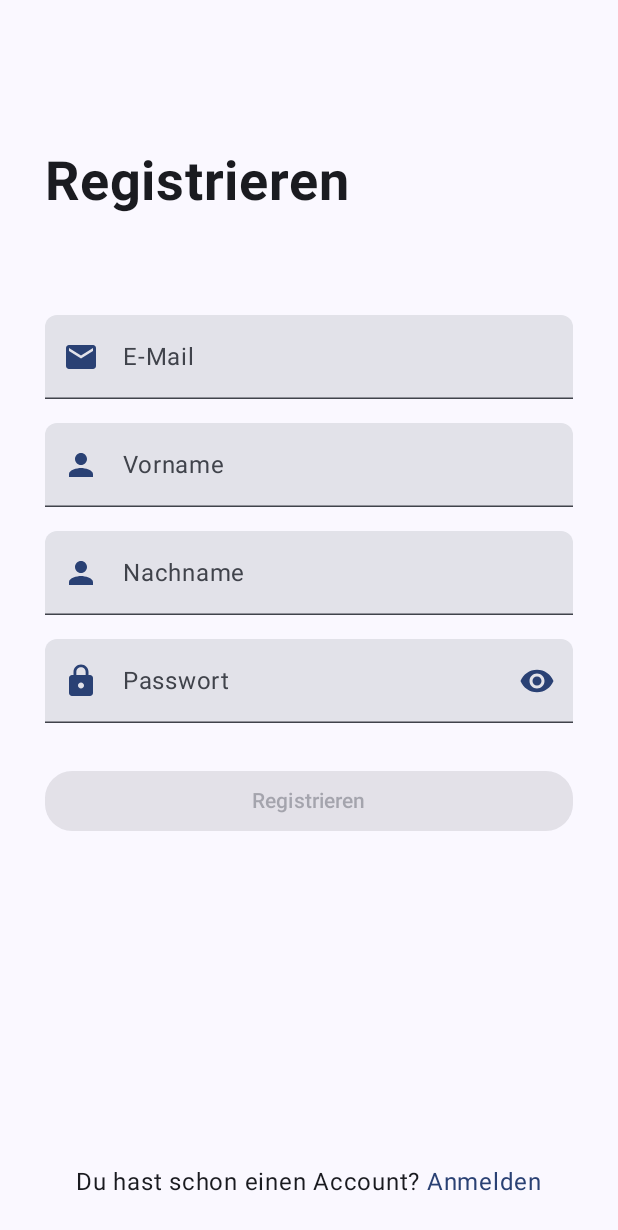
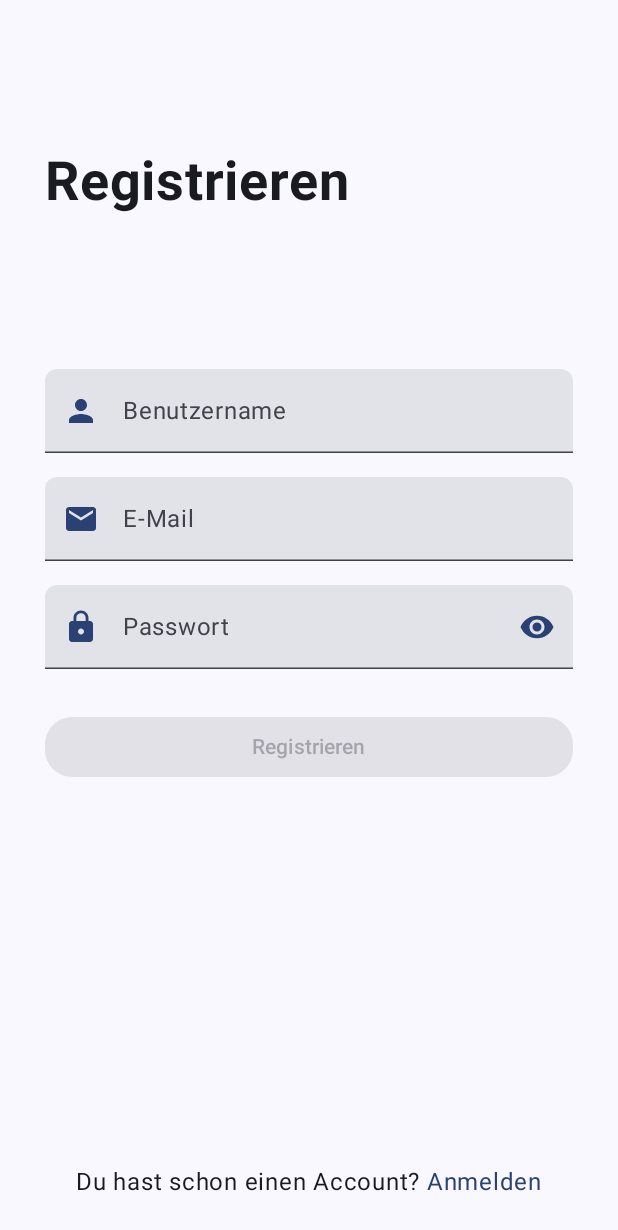
Before and after one commit to MaxOette/TrailBlazer-Frontend, an Android app built with Jetpack Compose: the screen it shows after launch (RegisterActivity), after a tap on an icon or button, on a phone screen of 412 x 824 dp. Shown: the top 1230 px of the screen. Run offline under Robolectric (Android 15) with nearby library versions, the phone set to English and light mode, and no system bars.

Commit message:
update login/register

```diff
--- a/app/src/main/java/de/max/trailblazerfrontendv1/Api/ApiResponse.kt
+++ b/app/src/main/java/de/max/trailblazerfrontendv1/Api/ApiResponse.kt
@@ -7,8 +7,7 @@ data class HealthResponse(
 data class RegisterUserData(
     val email: String,
     val password: String,
-    val firstname: String,
-    val lastname: String
+    val username: String
 )
 
 data class LoginUserData(
@@ -19,6 +18,7 @@ data class LoginUserData(
 data class ActiveUserData(
     val token: String,
     val type: String,
+    val username: String,
     val email: String,
     val id: Int,
     val refresh_token: String
--- a/app/src/main/java/de/max/trailblazerfrontendv1/Interfaces/LoginForm.kt
+++ b/app/src/main/java/de/max/trailblazerfrontendv1/Interfaces/LoginForm.kt
@@ -62,6 +62,7 @@ import androidx.compose.ui.Alignment
 import androidx.compose.ui.draw.clipToBounds
 import androidx.compose.ui.graphics.Color
 import androidx.compose.ui.platform.LocalContext
+import androidx.compose.ui.platform.LocalSoftwareKeyboardController
 import androidx.compose.ui.text.SpanStyle
 import androidx.compose.ui.text.buildAnnotatedString
 import androidx.compose.ui.text.font.FontWeight
@@ -125,6 +126,7 @@ fun LoginForm(onRegisterClicked: () -> Unit) {
                     submit = { checkCredentials(credentials, context) },
                     modifier = Modifier.fillMaxWidth()
                 )
+                /*
                 Spacer(modifier = Modifier.height(16.dp))
                 LabeledCheckbox(
                     "angemeldet bleiben",
@@ -132,7 +134,7 @@ fun LoginForm(onRegisterClicked: () -> Unit) {
                         credentials = credentials.copy(remember = credentials.remember)
                     },
                     isChecked = credentials.remember
-                )
+                ) */
                 Spacer(modifier = Modifier.height(28.dp))
                 Button(
                     onClick = { checkCredentials(credentials, context) },
@@ -172,12 +174,13 @@ fun LoginForm(onRegisterClicked: () -> Unit) {
 
 fun adminLogin(context: Context){
     val loginUserData = LoginUserData (
-        email = "email@email.de",
-        password = "password123"
+        email = "datev@test.de",
+        password = "password123."
     )
     GlobalScope.launch(Dispatchers.IO) {
         try {
             val response = LoginApi.loginService.postLoginUser(loginUserData)
+            println(response)
             UserConstants.refreshToken = response.refresh_token
             UserConstants.accessToken = response.token
             UserConstants.email = response.email
@@ -206,6 +209,8 @@ fun checkCredentials(creds: Credentials, context: Context) {
         GlobalScope.launch(Dispatchers.IO) {
             try {
                 val response = LoginApi.loginService.postLoginUser(loginUserData)
+                println("###################")
+                println(response)
                 UserConstants.refreshToken = response.refresh_token
                 UserConstants.accessToken = response.token
                 UserConstants.email = response.email
@@ -320,6 +325,7 @@ fun PasswordField(
 
         }
     }
+    val keyboardController = LocalSoftwareKeyboardController.current
 
 
     TextField(
@@ -333,7 +339,7 @@ fun PasswordField(
             keyboardType = KeyboardType.Password
         ),
         keyboardActions = KeyboardActions(
-            onDone = { submit }
+            onDone = { keyboardController?.hide() }
         ),
         //placeholder = { Text(placeholder) },
         label = { Text(label) },
--- a/app/src/main/java/de/max/trailblazerfrontendv1/Interfaces/RegisterForm.kt
+++ b/app/src/main/java/de/max/trailblazerfrontendv1/Interfaces/RegisterForm.kt
@@ -3,24 +3,20 @@ package de.max.trailblazerfrontendv1.Interfaces
 import android.app.Activity
 import android.content.Context
 import android.content.Intent
-import android.view.RoundedCorner
 import android.widget.Toast
 import androidx.compose.foundation.clickable
 import androidx.compose.foundation.layout.Arrangement
 import androidx.compose.foundation.layout.Column
-import androidx.compose.foundation.layout.Row
 import androidx.compose.foundation.layout.Spacer
 import androidx.compose.foundation.layout.fillMaxSize
 import androidx.compose.foundation.layout.fillMaxWidth
 import androidx.compose.foundation.layout.height
 import androidx.compose.foundation.layout.padding
-import androidx.compose.foundation.layout.size
 import androidx.compose.foundation.shape.RoundedCornerShape
 import androidx.compose.foundation.text.KeyboardActions
 import androidx.compose.foundation.text.KeyboardOptions
 import androidx.compose.material.icons.Icons
 import androidx.compose.material.icons.filled.Email
-import androidx.compose.material.icons.filled.Key
 import androidx.compose.material.icons.filled.Lock
 import androidx.compose.material.icons.filled.Person
 import androidx.compose.material3.Button
@@ -42,13 +38,11 @@ import androidx.compose.ui.text.input.ImeAction
 import androidx.compose.ui.text.input.KeyboardType
 import androidx.compose.ui.text.input.PasswordVisualTransformation
 import androidx.compose.ui.text.input.VisualTransformation
-import androidx.compose.ui.tooling.preview.Preview
-import de.max.trailblazerfrontendv1.ui.theme.TrailBlazerFrontendV1Theme
 import androidx.compose.material.icons.filled.Visibility
 import androidx.compose.material.icons.filled.VisibilityOff
-import androidx.compose.material3.Checkbox
 import androidx.compose.ui.Alignment
 import androidx.compose.ui.platform.LocalContext
+import androidx.compose.ui.platform.LocalSoftwareKeyboardController
 import androidx.compose.ui.text.SpanStyle
 import androidx.compose.ui.text.buildAnnotatedString
 import androidx.compose.ui.text.font.FontWeight
@@ -58,7 +52,6 @@ import androidx.compose.ui.unit.sp
 import de.max.trailblazerfrontendv1.Api.RegisterApi
 import de.max.trailblazerfrontendv1.Api.RegisterUserData
 import de.max.trailblazerfrontendv1.LoginActivity
-import de.max.trailblazerfrontendv1.MainActivity
 import kotlinx.coroutines.Dispatchers
 import kotlinx.coroutines.GlobalScope
 import kotlinx.coroutines.launch
@@ -98,21 +91,15 @@ fun RegisterForm(onLoginClicked: () -> Unit) {
                     .weight(1f)
             ) {
 
+                RegisterUserNameField(
+                    value = credentials.userName,
+                    onChange = { data -> credentials = credentials.copy(userName = data) },
+                    modifier = Modifier.fillMaxWidth()
+                )
+                Spacer(modifier = Modifier.height(16.dp))
                 EmailField(
                     value = credentials.email,
                     onChange = { data -> credentials = credentials.copy(email = data) },
-                    modifier = Modifier.fillMaxWidth()
-                )
-                Spacer(modifier = Modifier.height(16.dp))
-                RegisterFirstNameField(
-                    value = credentials.firstName,
-                    onChange = { data -> credentials = credentials.copy(firstName = data) },
-                    modifier = Modifier.fillMaxWidth()
-                )
-                Spacer(modifier = Modifier.height(16.dp))
-                RegisterLastNameField(
-                    value = credentials.lastName,
-                    onChange = { data -> credentials = credentials.copy(lastName = data) },
                     modifier = Modifier.fillMaxWidth()
                 )
                 Spacer(modifier = Modifier.height(16.dp))
@@ -156,8 +143,7 @@ fun checkRegisterCredentials(creds: RegisterCredentials, context: Context) {
         val registerUserData = RegisterUserData(
             email = creds.email,
             password = creds.pwd,
-            firstname = creds.firstName,
-            lastname = creds.lastName
+            username = creds.userName
         )
 
 
@@ -171,19 +157,18 @@ fun checkRegisterCredentials(creds: RegisterCredentials, context: Context) {
 
         }
     } else {
-        Toast.makeText(context, "Wrong credentials", Toast.LENGTH_SHORT).show()
+        Toast.makeText(context, "Fehler bei der Registrierung", Toast.LENGTH_SHORT).show()
     }
 }
 
 data class RegisterCredentials(
+    var userName: String = "",
     var email: String = "",
     var pwd: String = "",
-    var remember: Boolean = false,
-    var firstName: String = "",
-    var lastName: String = ""
+    var remember: Boolean = false
 ) {
     fun isNotEmpty(): Boolean {
-        return email.isNotEmpty() && pwd.isNotEmpty() && firstName.isNotEmpty() && lastName.isNotEmpty()
+        return email.isNotEmpty() && pwd.isNotEmpty() && userName.isNotEmpty()
     }
 }
 
@@ -271,7 +256,7 @@ fun RegisterPasswordField(
 
         }
     }
-
+    val keyboardController = LocalSoftwareKeyboardController.current
 
     TextField(
         value = value,
@@ -284,7 +269,7 @@ fun RegisterPasswordField(
             keyboardType = KeyboardType.Password
         ),
         keyboardActions = KeyboardActions(
-            onDone = { submit }
+            onDone = { keyboardController?.hide() }
         ),
         //placeholder = { Text(placeholder) },
         label = { Text(label) },
@@ -294,12 +279,12 @@ fun RegisterPasswordField(
 }
 
 @Composable
-fun RegisterFirstNameField(
+fun RegisterUserNameField(
     value: String,
     onChange: (String) -> Unit,
     modifier: Modifier = Modifier,
-    label: String = "Vorname",
-    placeholder: String = "Gib Deinen Vornamen ein"
+    label: String = "Benutzername",
+    placeholder: String = "Gib einen Benutzernamen ein"
 ) {
 
     val focusManager = LocalFocusManager.current
@@ -327,6 +312,8 @@ fun RegisterFirstNameField(
     )
 }
 
+//TODO: registerLastNameField entfernen
+/*
 @Composable
 fun RegisterLastNameField(
     value: String,
@@ -359,4 +346,4 @@ fun RegisterLastNameField(
         singleLine = true,
         visualTransformation = VisualTransformation.None
     )
-}
+} */
--- a/app/src/main/java/de/max/trailblazerfrontendv1/Util/UserConstants.kt
+++ b/app/src/main/java/de/max/trailblazerfrontendv1/Util/UserConstants.kt
@@ -9,6 +9,7 @@ class UserConstants {
          var refreshToken: String = ""
          var accessToken: String = ""
          var email: String = ""
+         var username: String = ""
          var userLat: Double = 48.8092627
          var userLng: Double = 8.9775588
          var cameraPosition = CameraPosition.fromLatLngZoom(LatLng(userLat, userLng), GeneralConstants.defaultZoom)
--- a/app/src/main/java/de/max/trailblazerfrontendv1/screens/ProfileScreen.kt
+++ b/app/src/main/java/de/max/trailblazerfrontendv1/screens/ProfileScreen.kt
@@ -103,7 +103,7 @@ fun ElevatedCardExample() {
             ) {
                 //Todo Anbinden des Usernames sobald verfügbar
                 Text(
-                    text = "Martin123",
+                    text = UserConstants.username,
                     modifier = Modifier.padding(start = 24.dp),
                     fontWeight = FontWeight.Bold,
                     fontSize = 36.sp
```
